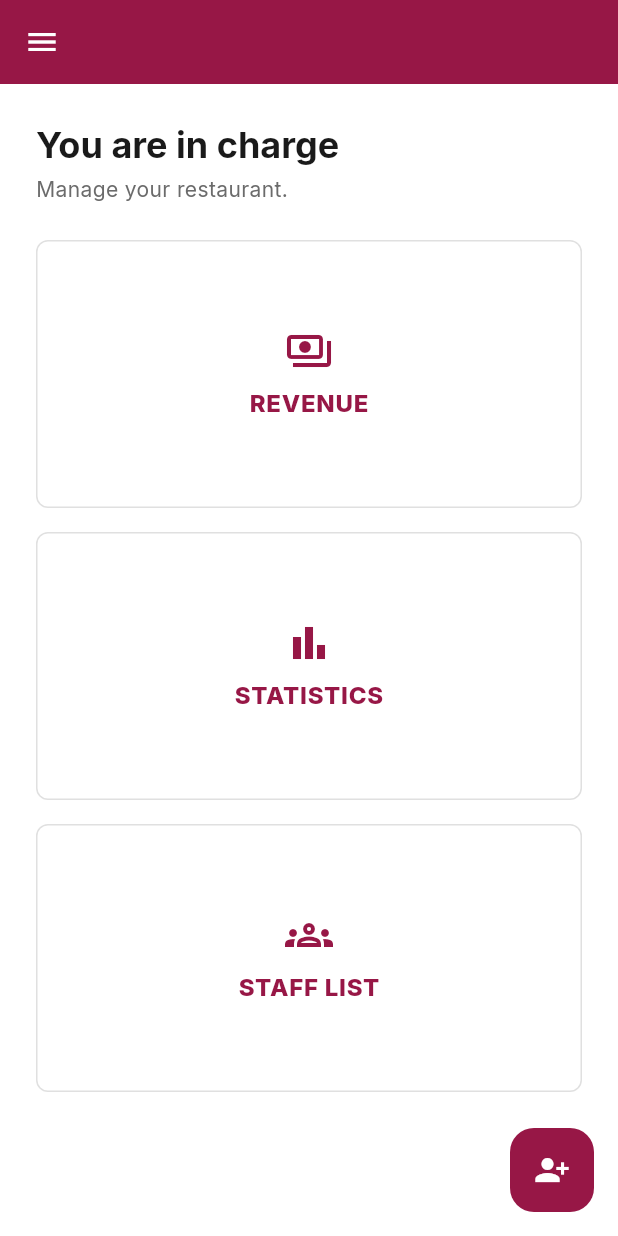
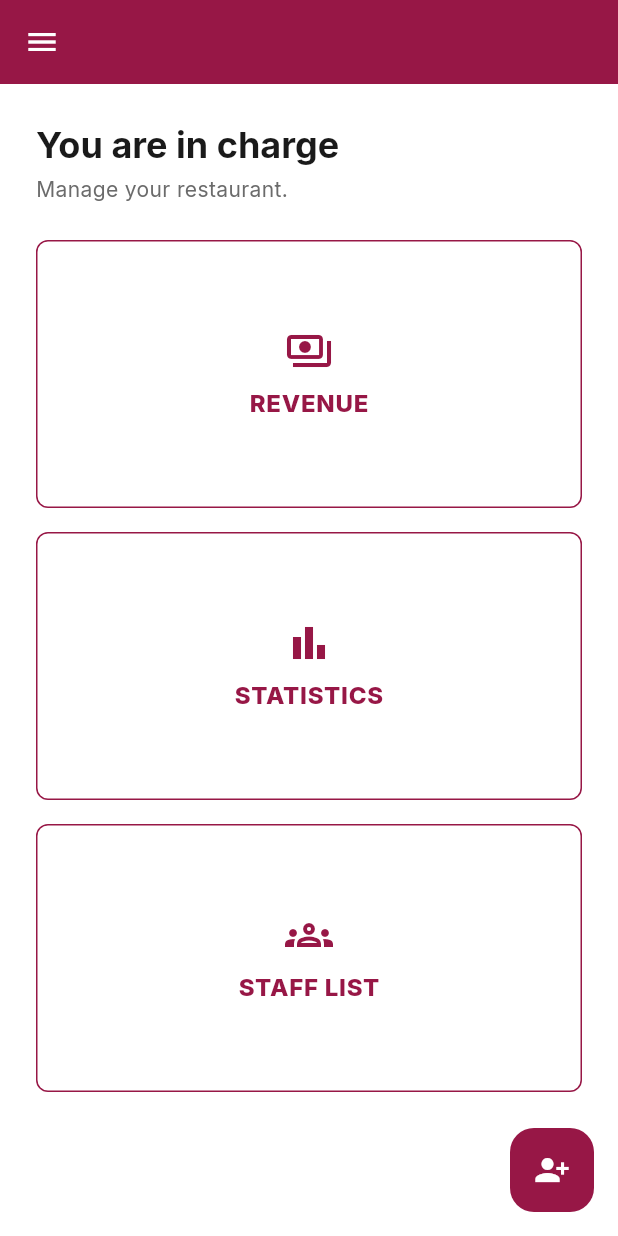
Before and after one commit to 2K-Solutions/KonoFrontend, a Flutter app: the OwnerHomeScreen screen opened by its route, on a phone screen of 412 x 824 dp. Run offline on Flutter 3.47's test engine with Material 3 defaults, Android fonts, the phone set to English and light mode, and no system bars; our stand-ins replace dio, flutter_riverpod, flutter_secure_storage, go_router; accounts and stored records are empty.

Commit message:
fix: use primary color border on owner home cards

```diff
--- a/lib/core/widgets/icon_menu_card.dart
+++ b/lib/core/widgets/icon_menu_card.dart
@@ -2,11 +2,18 @@ import 'package:flutter/material.dart';
 import 'package:konofrontend/core/theme.dart';
 
 class IconMenuCard extends StatelessWidget {
-  const IconMenuCard({super.key, required this.icon, required this.label, required this.onTap});
+  const IconMenuCard({
+    super.key,
+    required this.icon,
+    required this.label,
+    required this.onTap,
+    this.borderColor = AppColors.border,
+  });
 
   final IconData icon;
   final String label;
   final VoidCallback onTap;
+  final Color borderColor;
 
   @override
   Widget build(BuildContext context) {
@@ -16,7 +23,11 @@ class IconMenuCard extends StatelessWidget {
         width: double.infinity,
         alignment: Alignment.center,
         padding: const EdgeInsets.symmetric(vertical: 24),
-        decoration: AppDecorations.card,
+        decoration: BoxDecoration(
+          color: Colors.white,
+          border: Border.all(color: borderColor),
+          borderRadius: BorderRadius.circular(8),
+        ),
         child: Column(
           mainAxisSize: MainAxisSize.min,
           children: [
--- a/lib/features/owner/presentation/screens/owner_home_screen.dart
+++ b/lib/features/owner/presentation/screens/owner_home_screen.dart
@@ -22,15 +22,30 @@ class OwnerHomeScreen extends StatelessWidget {
               Text('Manage your restaurant.', style: TextStyle(color: AppColors.textMuted)),
               const SizedBox(height: 24),
               Expanded(
-                child: IconMenuCard(icon: Icons.payments_outlined, label: 'Revenue', onTap: () {}),
+                child: IconMenuCard(
+                  icon: Icons.payments_outlined,
+                  label: 'Revenue',
+                  borderColor: AppColors.primary,
+                  onTap: () {},
+                ),
               ),
               const SizedBox(height: 16),
               Expanded(
-                child: IconMenuCard(icon: Icons.bar_chart, label: 'Statistics', onTap: () {}),
+                child: IconMenuCard(
+                  icon: Icons.bar_chart,
+                  label: 'Statistics',
+                  borderColor: AppColors.primary,
+                  onTap: () {},
+                ),
               ),
               const SizedBox(height: 16),
               Expanded(
-                child: IconMenuCard(icon: Icons.groups_outlined, label: 'Staff list', onTap: () {}),
+                child: IconMenuCard(
+                  icon: Icons.groups_outlined,
+                  label: 'Staff list',
+                  borderColor: AppColors.primary,
+                  onTap: () {},
+                ),
               ),
               const SizedBox(height: 72),
             ],
```
